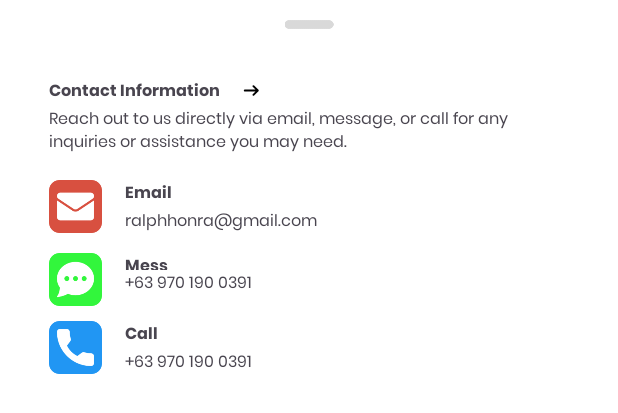
After one commit to Raielaaa/smart-app, an Android app: the layout fragment_contact.xml on its own in the app's theme, with its tools: preview values and no code run, on a phone screen of 412 x 824 dp. The commit adds this screen. Shown: the top 413 px of the screen. Run offline under Robolectric (Android 15) with nearby library versions, the phone set to English and light mode, and no system bars.

Commit message:
v2.6 added contact function via email, message, and call

```diff
--- /dev/null
+++ b/app/src/main/java/com/example/smart/ui/profile/ContactFragment.kt
@@ -0,0 +1,76 @@
+package com.example.smart.ui.profile
+
+import android.content.Intent
+import android.net.Uri
+import android.os.Bundle
+import androidx.fragment.app.Fragment
+import android.view.LayoutInflater
+import android.view.View
+import android.view.ViewGroup
+import com.example.smart.R
+import com.example.smart.databinding.FragmentContactBinding
+import com.google.android.material.bottomsheet.BottomSheetDialogFragment
+
+class ContactFragment : BottomSheetDialogFragment() {
+    private lateinit var binding: FragmentContactBinding
+
+    override fun onCreateView(
+        inflater: LayoutInflater, container: ViewGroup?,
+        savedInstanceState: Bundle?
+    ): View {
+        binding = FragmentContactBinding.inflate(inflater, container, false)
+
+        binding.apply {
+            cvEmail.setOnClickListener {
+                openEmail()
+            }
+            cvMessage.setOnClickListener {
+                openMessage()
+            }
+            cvCall.setOnClickListener {
+                openCall()
+            }
+
+            tvEmail.setOnClickListener {
+                openEmail()
+            }
+            tvMessage.setOnClickListener {
+                openMessage()
+            }
+            tvCall.setOnClickListener {
+                openCall()
+            }
+        }
+
+        // Inflate the layout for this fragment
+        return binding.root
+    }
+
+    private fun openEmail() {
+        val email = "ralphhonra@gmail.com"
+        val subject = Uri.encode("Inquiry")
+        val body = Uri.encode("For any inquiries, please enter your message below before sending.")
+        val uri = Uri.parse("mailto:$email?subject=$subject&body=$body")
+
+        val intent = Intent(Intent.ACTION_SENDTO).apply {
+            data = uri
+        }
+
+        startActivity(Intent.createChooser(intent, "Send email via..."))
+    }
+
+    private fun openMessage() {
+        val intent = Intent(Intent.ACTION_SENDTO).apply {
+            data = Uri.parse("smsto:09701900391")
+            putExtra("sms_body", "For any inquiries, please enter your message below before sending.")
+        }
+        startActivity(intent)
+    }
+
+    private fun openCall() {
+        val intent = Intent(Intent.ACTION_DIAL).apply {
+            data = Uri.parse("tel:09701900391")
+        }
+        startActivity(intent)
+    }
+}
--- a/app/src/main/java/com/example/smart/ui/profile/ProfileFragment.kt
+++ b/app/src/main/java/com/example/smart/ui/profile/ProfileFragment.kt
@@ -23,6 +23,9 @@ class ProfileFragment : Fragment() {
             cvTermsAndPolicy.setOnClickListener {
                 EmptyTermsAndConditionFragment().show(parentFragmentManager, "show_terms_and_condition_bottom_dialog")
             }
+            cvShowContact.setOnClickListener {
+                ContactFragment().show(parentFragmentManager, "show_contact_dialog")
+            }
         }
 
         return binding.root
--- /dev/null
+++ b/app/src/main/res/layout/fragment_contact.xml
@@ -0,0 +1,146 @@
+<?xml version="1.0" encoding="utf-8"?>
+<androidx.constraintlayout.widget.ConstraintLayout xmlns:android="http://schemas.android.com/apk/res/android"
+    xmlns:app="http://schemas.android.com/apk/res-auto"
+    xmlns:tools="http://schemas.android.com/tools"
+    android:layout_width="match_parent"
+    android:layout_height="wrap_content"
+    android:background="@drawable/bottom_sheet_bg"
+    tools:context=".ui.profile.ContactFragment"
+    android:paddingBottom="@dimen/_25sdp">
+
+    <TextView
+        android:layout_marginTop="@dimen/_15sdp"
+        android:layout_marginStart="@dimen/_25sdp"
+        android:id="@+id/textView52"
+        android:layout_width="wrap_content"
+        android:layout_height="wrap_content"
+        android:fontFamily="@font/poppins_bold"
+        android:text="@string/contact_header"
+        android:textSize="@dimen/_8ssp"
+        app:layout_constraintStart_toStartOf="parent"
+        app:layout_constraintTop_toBottomOf="@+id/imageView22" />
+
+    <ImageView
+        android:id="@+id/imageView21"
+        android:layout_width="@dimen/_12sdp"
+        android:layout_height="@dimen/_12sdp"
+        android:layout_marginStart="@dimen/_10sdp"
+        android:layout_marginBottom="@dimen/_2sdp"
+        app:layout_constraintBottom_toBottomOf="@+id/textView52"
+        app:layout_constraintStart_toEndOf="@+id/textView52"
+        app:layout_constraintTop_toTopOf="@+id/textView52"
+        app:srcCompat="@drawable/arrow_right" />
+
+    <TextView
+        android:id="@+id/textView55"
+        android:layout_width="0dp"
+        android:layout_marginHorizontal="@dimen/_25sdp"
+        android:layout_height="wrap_content"
+        android:fontFamily="@font/poppins"
+        android:text="@string/contact_header_content"
+        android:textSize="@dimen/_8ssp"
+        app:layout_constraintEnd_toEndOf="parent"
+        app:layout_constraintStart_toStartOf="parent"
+        app:layout_constraintTop_toBottomOf="@+id/textView52" />
+
+    <ImageView
+        android:id="@+id/imageView22"
+        android:layout_width="wrap_content"
+        android:layout_height="@dimen/_25sdp"
+        app:layout_constraintEnd_toEndOf="parent"
+        app:layout_constraintHorizontal_bias="0.5"
+        app:layout_constraintStart_toStartOf="parent"
+        app:layout_constraintTop_toTopOf="parent"
+        app:srcCompat="@drawable/account_horizontal_line_for_dialog" />
+
+    <ImageView
+        android:layout_marginTop="@dimen/_12sdp"
+        android:id="@+id/cvEmail"
+        android:layout_width="@dimen/_27sdp"
+        android:layout_height="@dimen/_27sdp"
+        android:src="@drawable/bottom_email"
+        app:layout_constraintStart_toStartOf="@+id/textView55"
+        app:layout_constraintTop_toBottomOf="@+id/textView55" />
+
+    <TextView
+        android:layout_marginStart="@dimen/_12sdp"
+        android:id="@+id/tvEmail"
+        android:layout_width="wrap_content"
+        android:layout_height="wrap_content"
+        android:text="@string/contact_email_label"
+        android:fontFamily="@font/poppins_bold"
+        android:textSize="@dimen/_8ssp"
+        app:layout_constraintStart_toEndOf="@+id/cvEmail"
+        app:layout_constraintTop_toTopOf="@+id/cvEmail" />
+
+    <TextView
+        android:id="@+id/textView85"
+        android:layout_width="wrap_content"
+        android:layout_height="wrap_content"
+        android:text="@string/contact_email"
+        android:fontFamily="@font/poppins"
+        android:textSize="@dimen/_8sdp"
+        app:layout_constraintStart_toStartOf="@+id/tvEmail"
+        app:layout_constraintTop_toBottomOf="@+id/tvEmail" />
+
+    <ImageView
+        android:id="@+id/cvMessage"
+        android:layout_width="@dimen/_27sdp"
+        android:layout_height="@dimen/_27sdp"
+        android:layout_marginTop="@dimen/_10sdp"
+        android:src="@drawable/bottom_chat"
+        app:layout_constraintStart_toStartOf="@+id/cvEmail"
+        app:layout_constraintTop_toBottomOf="@+id/cvEmail" />
+
+    <TextView
+        android:id="@+id/tvMessage"
+        android:layout_width="33dp"
+        android:layout_height="11dp"
+        android:layout_marginStart="@dimen/_12sdp"
+        android:fontFamily="@font/poppins_bold"
+        android:text="@string/contact_message_label"
+        android:textSize="@dimen/_8ssp"
+        app:layout_constraintStart_toEndOf="@+id/cvMessage"
+        app:layout_constraintTop_toTopOf="@+id/cvMessage" />
+
+    <TextView
+        android:id="@+id/textView86"
+        android:layout_width="wrap_content"
+        android:layout_height="wrap_content"
+        android:text="@string/contact_message"
+        android:fontFamily="@font/poppins"
+        android:textSize="@dimen/_8sdp"
+        app:layout_constraintStart_toStartOf="@+id/tvMessage"
+        app:layout_constraintTop_toBottomOf="@+id/tvMessage" />
+
+    <ImageView
+        android:id="@+id/cvCall"
+        android:layout_width="@dimen/_27sdp"
+        android:layout_height="@dimen/_27sdp"
+        android:layout_marginTop="10dp"
+        android:src="@drawable/bottom_call"
+        app:layout_constraintStart_toStartOf="@+id/cvMessage"
+        app:layout_constraintTop_toBottomOf="@+id/cvMessage" />
+
+    <TextView
+        android:layout_marginStart="@dimen/_12sdp"
+        android:id="@+id/tvCall"
+        android:layout_width="wrap_content"
+        android:layout_height="wrap_content"
+        android:text="@string/contact_call_label"
+        android:fontFamily="@font/poppins_bold"
+        android:textSize="@dimen/_8ssp"
+        app:layout_constraintStart_toEndOf="@+id/cvCall"
+        app:layout_constraintTop_toTopOf="@+id/cvCall" />
+
+    <TextView
+        android:id="@+id/textView861"
+        android:layout_width="wrap_content"
+        android:layout_height="wrap_content"
+        android:text="@string/contact_call"
+        android:fontFamily="@font/poppins"
+        android:textSize="@dimen/_8sdp"
+        app:layout_constraintStart_toStartOf="@+id/tvCall"
+        app:layout_constraintTop_toBottomOf="@+id/tvCall" />
+
+</androidx.constraintlayout.widget.ConstraintLayout>
--- a/app/src/main/res/values/strings.xml
+++ b/app/src/main/res/values/strings.xml
@@ -2,6 +2,15 @@
     <string name="app_name">Smart</string>
     <!-- TODO: Remove or change this placeholder text -->
     <string name="hello_blank_fragment">Hello blank fragment</string>
+
+    <string name="contact_header">Contact Information</string>
+    <string name="contact_header_content">Reach out to us directly via email, message, or call for any inquiries or assistance you may need.</string>
+    <string name="contact_email_label">Email</string>
+    <string name="contact_email">ralphhonra@gmail.com</string>
+    <string name="contact_message_label">Message</string>
+    <string name="contact_message">+63 970 190 0391</string>
+    <string name="contact_call_label">Call</string>
+    <string name="contact_call">+63 970 190 0391</string>
 
     <!-- profile -->
     <string name="profile_name_label">Full Name :</string>
```
Also changed, not shown: app/src/main/res/drawable/bottom_call.png (added), app/src/main/res/drawable/bottom_chat.png (added), app/src/main/res/drawable/bottom_email.png (added).
